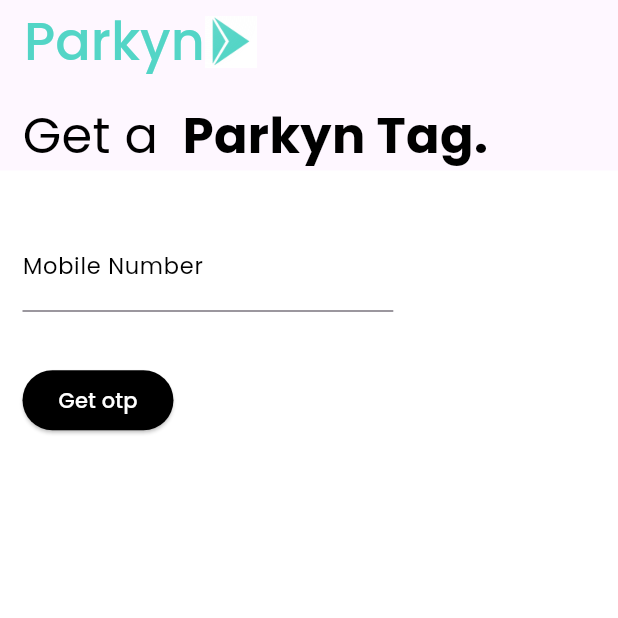
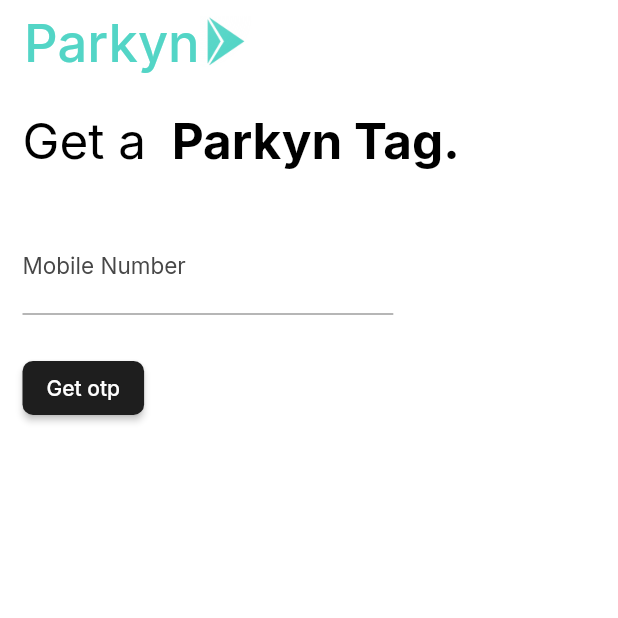
Before and after one commit to AnuroopFarkya11/parkinn, a Flutter app: the screen it shows after launch, on a phone screen of 412 x 824 dp, the top half of it. Run offline on Flutter 3.47's test engine with Material 2 defaults, Android fonts, the phone set to English and light mode, and no system bars; our stand-ins replace cached_network_image, flutter_otp_text_field, get, google_fonts, otp_text_field, shared_preferences and 1 more; accounts and stored records are empty.

Commit message:
initial commit

```diff
--- a/lib/Screens/auth_screen/auth_controller.dart
+++ b/lib/Screens/auth_screen/auth_controller.dart
@@ -18,13 +18,14 @@ import '../../Services/shared_preferences/shared_preference.dart';
 class AuthController extends GetxController {
   GlobalKey<FormState> numberKey = GlobalKey<FormState>();
   TextEditingController numberController = TextEditingController();
-  GlobalKey<FormState> otpKey = GlobalKey<FormState>();
-  OtpFieldController otpController = OtpFieldController();
+
   FocusNode numberFocus = FocusNode();
 
   late Rx<bool> otpCheck;
   late Rx<bool> isLoading;
   Customer? customer;
+  late RxBool isSubmitEnabled;
+  late String? otp;
 
   @override
   void onInit() {
@@ -32,6 +33,8 @@ class AuthController extends GetxController {
     GlobalController.to.currentRoute=ParkYnRoute.authScreen;
     otpCheck = false.obs;
     isLoading = false.obs;
+    isSubmitEnabled = false.obs;
+
   }
 
   String? onNumberValidator(String? p0) {
@@ -45,6 +48,7 @@ class AuthController extends GetxController {
     return null;
   }
 
+/*
   String? onOtpValidation(String? otp) {
     if (otp!.isEmpty) {
       return "Please enter your otp";
@@ -54,6 +58,7 @@ class AuthController extends GetxController {
     }
     return null;
   }
+*/
 
   void onGetOtp() {
     if (numberKey.currentState!.validate()) {
@@ -68,13 +73,13 @@ class AuthController extends GetxController {
 
   Future onVerifyOtp() async {
     //TODO:Error handling now done by anuroop
-    log(name:"otp","${otpController}");
+
     // if (otpKey.currentState!.validate()) {
       isLoading.value = true;
 
       try {
         customer = await API
-            .createUser(numberController.text, otpController.toString())
+            .createUser(numberController.text, otp!)
             .then(
           (customer) {
             SharedService.setCustomerId(
--- a/lib/Screens/auth_screen/auth_screen.dart
+++ b/lib/Screens/auth_screen/auth_screen.dart
@@ -91,63 +91,50 @@ class AuthScreen extends GetView<AuthController> {
                   child: Column(
                     crossAxisAlignment: CrossAxisAlignment.start,
                     children: [
-                      ParkInField(
-                          validator: controller.onNumberValidator,
-                          labelText: "Mobile Number",
-                          textInputType: TextInputType.number,
-                          formKey: controller.numberKey,
-                          focusNode: controller.numberFocus,
-                          controller: controller.numberController),
-                      const SizedBox(
-                        height: 15,
-                      ),
+                      // ParkInField(
+                      //     validator: controller.onNumberValidator,
+                      //     labelText: "Mobile Number",
+                      //     textInputType: TextInputType.number,
+                      //     formKey: controller.numberKey,
+                      //     focusNode: controller.numberFocus,
+                      //     controller: controller.numberController),
+
                       Obx(() {
                         if (controller.otpCheck.value) {
+                          return Column(
+                            crossAxisAlignment: CrossAxisAlignment.start,
+                            children: [
+                              Text("Otp sent to +91${controller.numberController.text}"),
+                              SizedBox(height: CustomSizes.height*0.03,),
+                              Text("OTP",style: TextStyle(color: BrandColors.black,fontWeight: FontWeight.w900),),
+                              OtpTextField(
 
-                          return OtpTextField(
+                                cursorColor: BrandColors.black,
+                                mainAxisAlignment: MainAxisAlignment.start,
                                 keyboardType: TextInputType.number,
                                 numberOfFields: 5,
-                            // onCodeChanged: (value) {
-                            // },
+                                onCodeChanged: (value) {
+                                  if(value.length<5)
+                                    {
+                                      controller.isSubmitEnabled.value=false;
+                                    }
+
+                                },
                                 onSubmit: (value) {
-                              // controller.onOtpValidation(value);
+                                  if(value.length==5) {
+                                    controller.isSubmitEnabled.value = true;
+                                    controller.otp = value;
+                                  }
+
                                 },
-                          );
-                          // return Otp(
-                          //   controller: controller.otpController,
-                          //   length: 5,
-                          //   keyboardType: TextInputType.number,
-                          //   margin: EdgeInsets.all(4),
-                          //   width: CustomSizes.width * 0.5,
-                          //   fieldStyle: FieldStyle.underline,
-                          //   textFieldAlignment: MainAxisAlignment.spaceBetween,
-                          //   onCompleted: (value) {
-                          //     controller.onOtpValidation;
-                          //   },
-                          //   key: controller.otpKey,
-                          // );
-                          //
-                          // );
-                          // return ParkInField(
-                          //     labelText: "OTP",
-                          //     textInputType: TextInputType.number,
-                          //     formKey: controller.otpKey,
-                          //     validator: controller.onOtpValidation,
-                          //     controller: controller.otpController);
-                        } else {
-                          return Container();
-                        }
-                      }),
-                      const SizedBox(
-                        height: 20,
                               ),
+                              SizedBox(height: CustomSizes.height*0.03,),
+                              Row(
+                                children: [
                                   Obx(
-                        () => ElevatedButton(
-                          style: ElevatedButton.styleFrom(
-                              backgroundColor: Colors.black),
-                          onPressed: controller.otpCheck.value
-                              ? controller.onVerifyOtp
-                              : controller.onGetOtp,
+                                  ()=>ElevatedButton(
+
+                                      onPressed: controller.isSubmitEnabled.value?controller.onVerifyOtp:null,
                                       child: controller.isLoading.value
                                           ? const SizedBox(
                                           height: 15,
@@ -156,15 +143,51 @@ class AuthScreen extends GetView<AuthController> {
                                             color: Colors.white,
                                             strokeWidth: 3.0,
                                           ))
-                              : controller.otpCheck.value
-                                  ? const Text(
-                                      "Verify otp",
-                                      style: TextStyle(color: Colors.white),
-                                    )
-                                  : const Text("Get otp",
+                                          :
+                                      const Text("Submit",
                                           style: TextStyle(color: Colors.white)),
                                     ),
                                   ),
+                                  TextButton(onPressed: (){
+                                    controller.otpCheck.value = false;
+                                  }, child: Text("Back"))
+                                ],
+                              )
+                            ],
+                          );
+                        } else {
+                          return Column(
+                            crossAxisAlignment: CrossAxisAlignment.start,
+                            children: [
+                              ParkInField(
+                                  validator: controller.onNumberValidator,
+                                  labelText: "Mobile Number",
+                                  textInputType: TextInputType.number,
+                                  formKey: controller.numberKey,
+                                  focusNode: controller.numberFocus,
+                                  controller: controller.numberController),
+                              SizedBox(height: CustomSizes.height*0.03,),
+                              ElevatedButton(
+
+                                onPressed: controller.onGetOtp,
+                                child: controller.isLoading.value
+                                    ? const SizedBox(
+                                    height: 15,
+                                    width: 15,
+                                    child: CircularProgressIndicator(
+                                      color: Colors.white,
+                                      strokeWidth: 3.0,
+                                    ))
+                                    :
+                                    const Text("Get otp",
+                                    style: TextStyle(color: Colors.white)),
+                              )
+                            ],
+                          );
+                        }
+                      }),
+                      SizedBox(height: CustomSizes.height*0.03,),
+
                     ],
                   ),
                 ),
--- a/lib/Screens/home_screen/home_controller.dart
+++ b/lib/Screens/home_screen/home_controller.dart
@@ -111,7 +111,7 @@ class HomeController extends GetxController {
 
   Future<void> onDeleteTap(int index) async {
     //  parkInnCard.value.deleteTap.value = true;
-    deleteTileIndex.value = index;
+    // deleteTileIndex.value = index;
     // deleteTap.value = true;
     Vehicle tempVehicle = customer.value.vehicles![index];
     log(name: "DELETE VEHICLE", "DELETING VEHICLE: $index");
--- a/lib/Theme/app_theme.dart
+++ b/lib/Theme/app_theme.dart
@@ -5,43 +5,36 @@ import '../Utils/brand_color.dart';
 
 class AppTheme {
   static ThemeData lightTheme = ThemeData(
-    brightness: Brightness.light,
-    useMaterial3: true,
-      textTheme: GoogleFonts.poppinsTextTheme(),
-    /*  appBarTheme: const AppBarTheme(
-        backgroundColor: Colors.transparent,
-        elevation: 0,
-        titleTextStyle: TextStyle(
-            color: Color(0xff53D5C6),
-            fontWeight: FontWeight.w800,
-            fontSize: 20),
-      ),*/
+      brightness: Brightness.light,
+      // useMaterial3: true,
+      appBarTheme: AppBarTheme(
+        backgroundColor: BrandColors.transparent,
+        foregroundColor: BrandColors.black
+      ),
+      textTheme: GoogleFonts.interTextTheme(),
+      textButtonTheme: TextButtonThemeData(
+          style: ButtonStyle(
+              foregroundColor: MaterialStateColor.resolveWith(
+                  (states) => BrandColors.brandBlack))),
       inputDecorationTheme: InputDecorationTheme(
-          // border: OutlineInputBorder(
-          //     borderRadius: BorderRadius.circular(15),
-          //     borderSide:
-          //         BorderSide(color: BrandColors.primaryColor, width: 1)),
-          // focusedBorder: OutlineInputBorder(
-          //     borderRadius: BorderRadius.circular(15),
-          //     borderSide:
-          //         BorderSide(color: BrandColors.primaryColor, width: 2)),
-        border: UnderlineInputBorder(),
+          border: UnderlineInputBorder(),
+          focusedBorder: UnderlineInputBorder(borderSide: BorderSide(color: BrandColors.black)),
           labelStyle: TextStyle(color: BrandColors.brandBlack, fontSize: 15)),
-    elevatedButtonTheme: ElevatedButtonThemeData(
-      style: ElevatedButton.styleFrom(backgroundColor: BrandColors.primaryColor)
-    )
-
-
-
-  );
-
-  static ThemeData darkTheme = ThemeData(
-    brightness: Brightness.dark,
-    useMaterial3: true,
-    scaffoldBackgroundColor: Colors.grey.shade900
+      elevatedButtonTheme: ElevatedButtonThemeData(
+        style: ElevatedButton.styleFrom(
+            backgroundColor: BrandColors.buttonBlack,
+            disabledBackgroundColor: BrandColors.brandBlack,
+            disabledForegroundColor: BrandColors.brandBlack,
+            shape:
+                RoundedRectangleBorder(borderRadius: BorderRadius.circular(7))),
+      ),
+      dividerColor: BrandColors.brandBlack
 
   );
 
 
-
+  static ThemeData darkTheme = ThemeData(
+      brightness: Brightness.dark,
+      useMaterial3: true,
+      scaffoldBackgroundColor: Colors.grey.shade900);
 }
--- a/lib/Utils/brand_color.dart
+++ b/lib/Utils/brand_color.dart
@@ -3,7 +3,10 @@ class BrandColors{
 
   static Color primaryColor = const Color(0xff53D5C6);
   static Color subTitleColor = const Color(0xffCACACA);
-  static Color brandBlack = Colors.black;
+  static Color brandBlack = const Color(0xff474747);
+  static Color buttonBlack = const Color(0xff1E1E1E);
+  static Color black = Colors.black;
   static Color brandWhite = Colors.white;
+  static Color transparent = Colors.transparent;
 
 }
--- a/lib/Widgets/card_layout/card_layout.dart
+++ b/lib/Widgets/card_layout/card_layout.dart
@@ -35,6 +35,7 @@ class _ParkInnCardState extends State<ParkInnCard> {
   @override
   Widget build(BuildContext context) {
     return ListTile(
+      shape: RoundedRectangleBorder(borderRadius: BorderRadius.circular(10)),
       tileColor: widget.isVehicleSelected ? Colors.black : Colors.white,
       title: Text(
         widget.vehicle.vehicleNumber!,
```
Also changed, not shown: lib/Screens/home_screen/home_screen.dart (+28 -20 lines), lib/Screens/transaction_qr_screen/transaction_qr_screen.dart (+6 -4 lines). Lines whose indentation alone changed are shown as unchanged.
